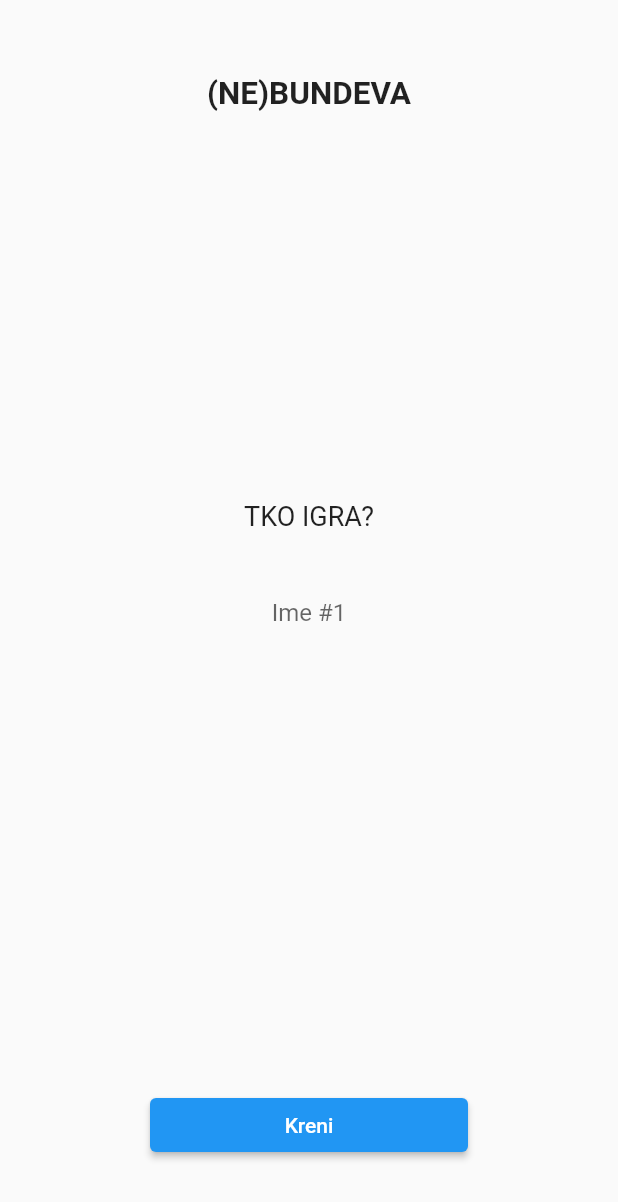
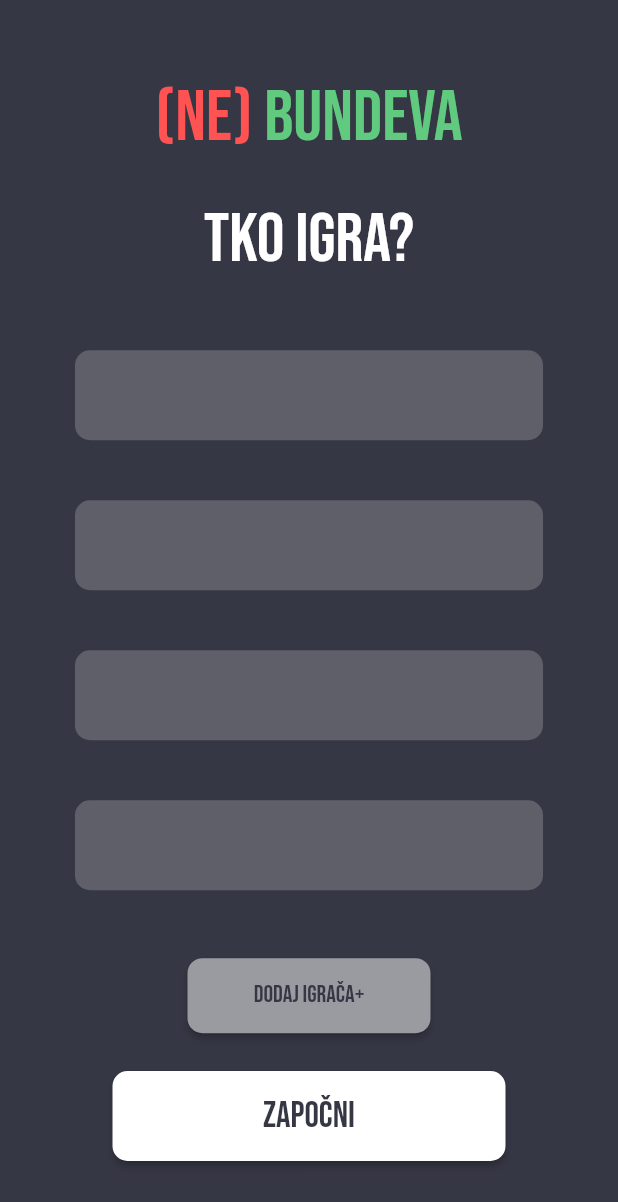
Before and after one commit to eniodordan/nebundeva, a Flutter app: the screen it shows after launch, on a phone screen of 412 x 824 dp. Shown: the top 1202 px of the screen. Run offline on Flutter 3.47's test engine with Material 2 defaults, Android fonts, the phone set to English and light mode, and no system bars.

Commit message:
Implemented new design to home screen

```diff
--- /dev/null
+++ b/lib/constants.dart
@@ -0,0 +1,13 @@
+import 'package:flutter/material.dart';
+
+const kGreenColour = Color(0xFF60CA7E);
+
+const kRedColour = Color(0xFFFF5353);
+
+const kGreyColour = Color(0xFF86878F);
+
+const kLightGreyColour = Color(0xFFAEAFB3);
+
+const kDarkGreyColour = Color(0xFF5E5F69);
+
+const kBackgroundColour = Color(0xFF363744);
--- a/lib/main.dart
+++ b/lib/main.dart
@@ -1,8 +1,11 @@
 import 'package:flutter/material.dart';
+import 'package:nebundeva/constants.dart';
+
 import 'package:provider/provider.dart';
 
 import 'package:nebundeva/models/game_data.dart';
 import 'package:nebundeva/screens/home_screen.dart';
+import 'package:nebundeva/screens/mode_screen.dart';
 
 void main() {
   runApp(Nebundeva());
@@ -14,9 +17,17 @@ class Nebundeva extends StatelessWidget {
     return ChangeNotifierProvider(
       create: (context) => GameData(),
       child: MaterialApp(
+        title: '(Ne)bundeva',
+        theme: ThemeData(
+          brightness: Brightness.dark,
+          backgroundColor: kBackgroundColour,
+          scaffoldBackgroundColor: kBackgroundColour,
+          fontFamily: 'BebasNeue',
+        ),
         initialRoute: HomeScreen.id,
         routes: {
           HomeScreen.id: (context) => HomeScreen(),
+          ModeScreen.id: (context) => ModeScreen(),
         },
       ),
     );
--- a/lib/screens/home_screen.dart
+++ b/lib/screens/home_screen.dart
@@ -1,4 +1,7 @@
 import 'package:flutter/material.dart';
+import 'package:nebundeva/constants.dart';
+
+import 'package:nebundeva/screens/mode_screen.dart';
 import 'package:nebundeva/widgets/player_text_field.dart';
 
 class HomeScreen extends StatefulWidget {
@@ -9,86 +12,94 @@ class HomeScreen extends StatefulWidget {
 }
 
 class _HomeScreenState extends State<HomeScreen> {
-  List<bool> isVisible = [true, false, false, false];
-  List<String> players = ['', '', '', ''];
-
   @override
   Widget build(BuildContext context) {
-    return SafeArea(
-      child: Scaffold(
-        body: Padding(
-          padding: const EdgeInsets.symmetric(vertical: 50, horizontal: 100),
+    return Scaffold(
+      body: SafeArea(
+        child: Padding(
+          padding: EdgeInsets.all(50),
           child: Column(
             mainAxisAlignment: MainAxisAlignment.spaceBetween,
             children: [
+              Row(
+                mainAxisAlignment: MainAxisAlignment.center,
+                children: [
+                  Text(
+                    '(NE) ',
+                    style: TextStyle(
+                      color: kRedColour,
+                      fontSize: 48,
+                    ),
+                  ),
+                  Text(
+                    'BUNDEVA',
+                    style: TextStyle(
+                      color: kGreenColour,
+                      fontSize: 48,
+                    ),
+                  ),
+                ],
+              ),
               Text(
-                '(NE)BUNDEVA',
-                style: TextStyle(
-                  fontSize: 21.0,
-                  fontWeight: FontWeight.bold,
-                ),
+                'Tko igra?',
+                style: TextStyle(fontSize: 46),
               ),
               Column(
                 children: [
-                  Text(
-                    'TKO IGRA?',
-                    style: TextStyle(
-                      fontSize: 18.0,
+                  PlayerTextField(),
+                  PlayerTextField(),
+                  PlayerTextField(),
+                  PlayerTextField(),
+                ],
+              ),
+              Padding(
+                padding: EdgeInsets.symmetric(horizontal: 75),
+                child: Container(
+                  height: 50,
+                  width: double.infinity,
+                  child: ElevatedButton(
+                    child: Text(
+                      'Dodaj igrača+',
+                      style: TextStyle(
+                        color: kBackgroundColour,
+                        fontSize: 16,
+                      ),
                     ),
-                  ),
-                  SizedBox(height: 25),
-                  PlayerTextField(
-                    fieldId: 0,
-                    isVisible: isVisible[0],
-                    onChanged: (text) {
-                      players[0] = text;
-                      setState(() {
-                        if (!isVisible[1]) {
-                          isVisible[1] = true;
-                        }
-                      });
+                    style: ElevatedButton.styleFrom(
+                      primary: Color(0xFF9A9AA1),
+                      shape: new RoundedRectangleBorder(
+                        borderRadius: BorderRadius.circular(10),
+                      ),
+                    ),
+                    onPressed: () {
+                      Navigator.pushNamed(context, ModeScreen.id);
                     },
                   ),
-                  PlayerTextField(
-                    fieldId: 1,
-                    isVisible: isVisible[1],
-                    onChanged: (text) {
-                      players[1] = text;
-                      setState(() {
-                        if (!isVisible[2]) {
-                          isVisible[2] = true;
-                        }
-                      });
+                ),
+              ),
+              Padding(
+                padding: EdgeInsets.symmetric(horizontal: 25),
+                child: Container(
+                  height: 60,
+                  width: double.infinity,
+                  child: ElevatedButton(
+                    child: Text(
+                      'Započni',
+                      style: TextStyle(
+                        color: kBackgroundColour,
+                        fontSize: 24,
+                      ),
+                    ),
+                    style: ElevatedButton.styleFrom(
+                      primary: Colors.white,
+                      shape: new RoundedRectangleBorder(
+                        borderRadius: new BorderRadius.circular(10.0),
+                      ),
+                    ),
+                    onPressed: () {
+                      Navigator.pushNamed(context, ModeScreen.id);
                     },
                   ),
-                  PlayerTextField(
-                    fieldId: 2,
-                    isVisible: isVisible[2],
-                    onChanged: (text) {
-                      players[2] = text;
-                      setState(() {
-                        if (!isVisible[3]) {
-                          isVisible[3] = true;
-                        }
-                      });
-                    },
-                  ),
-                  PlayerTextField(
-                    fieldId: 3,
-                    isVisible: isVisible[3],
-                    onChanged: (text) {
-                      players[3] = text;
-                    },
-                  ),
-                ],
-              ),
-              Container(
-                width: double.infinity,
-                child: ElevatedButton(
-                  child: Text('Kreni'),
-                  onPressed: () {
-                    print(players);
-                  },
                 ),
               ),
             ],
--- a/lib/widgets/player_text_field.dart
+++ b/lib/widgets/player_text_field.dart
@@ -1,29 +1,24 @@
 import 'package:flutter/material.dart';
+import 'package:nebundeva/constants.dart';
 
 class PlayerTextField extends StatelessWidget {
-  final int fieldId;
-  final bool isVisible;
-  final Function(String) onChanged;
-
-  PlayerTextField({
-    required this.fieldId,
-    required this.isVisible,
-    required this.onChanged,
-  });
-
   @override
   Widget build(BuildContext context) {
     return Padding(
-      padding: const EdgeInsets.symmetric(vertical: 5),
-      child: Visibility(
-        visible: isVisible,
+      padding: EdgeInsets.symmetric(vertical: 20),
+      child: Container(
+        height: 60,
         child: TextField(
-          textAlign: TextAlign.center,
+          style: TextStyle(fontSize: 24),
+          cursorColor: Colors.white,
           decoration: InputDecoration(
-            border: InputBorder.none,
-            hintText: 'Ime #${fieldId + 1}',
+            filled: true,
+            fillColor: kDarkGreyColour,
+            border: OutlineInputBorder(
+              borderRadius: BorderRadius.circular(10),
+              borderSide: BorderSide.none,
+            ),
           ),
-          onChanged: onChanged,
         ),
       ),
     );
```
Also changed, not shown: lib/screens/mode_screen.dart (added, +82 -0 lines), lib/widgets/mode_tile.dart (added, +31 -0 lines), pubspec.yaml (+4 -4 lines), fonts/BebasNeue-Regular.ttf (added), pubspec.lock.
